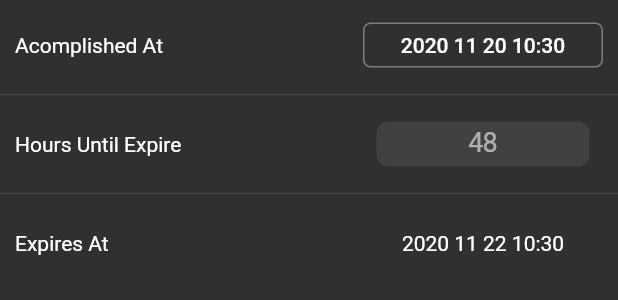
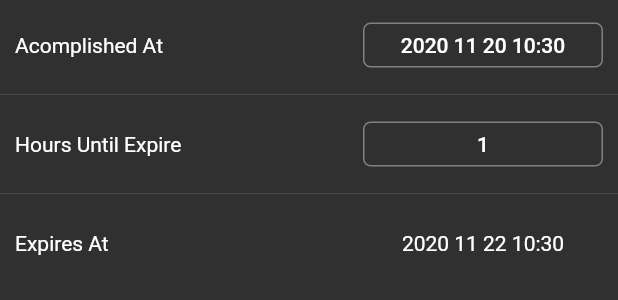
Before and after one commit to teaguestockwell/levels-v2-flutter, a Flutter app: the PreInsp widget shown alone on an empty page, opened directly, on a phone screen of 412 x 824 dp. Shown: the top 300 px of the screen. Run offline on Flutter 3.47's test engine with Material 2 defaults, Android fonts, the phone set to English and light mode, and no system bars; our stand-ins replace cloud_firestore, firebase_core, flutter_datetime_picker, flutter_linkify, flutter_phoenix, fluttertoast; accounts and stored records are empty.

Commit message:
preinspexpire refractor to use modal spinner

```diff
--- a/lib/Widgets/LogicWidgets/preinsp.dart
+++ b/lib/Widgets/LogicWidgets/preinsp.dart
@@ -1,4 +1,5 @@
 import 'package:five_level_one/Backend/cont.dart';
+import 'package:five_level_one/Backend/model.dart';
 import 'package:five_level_one/Widgets/UIWidgets/Input.dart';
 import 'package:five_level_one/Widgets/UIWidgets/Rows.dart';
 import 'package:flutter/cupertino.dart';
@@ -7,11 +8,13 @@ import 'package:flutter_datetime_picker/flutter_datetime_picker.dart';
 import 'package:intl/intl.dart';
 
 class PreInsp extends StatefulWidget {
+  CustomButtomSpinnerModalString buttonDurration;
   @override
   _PreInspState createState() => _PreInspState();
 }
 
 class _PreInspState extends State<PreInsp> {
+
   var f = DateFormat('yyyy MM dd HH:mm');
   var number = 48;
   var acompDate = DateTime.now().subtract(Duration(hours: 48));
@@ -20,6 +23,15 @@ class _PreInspState extends State<PreInsp> {
       .toString();
   var expireAt =
       DateFormat('yyyy MM dd HH:mm').format(DateTime.now()).toString();
+
+  initState(){
+    var stringList = List<String>();
+    for(int i=1;i<=48;i++){
+      stringList.add(i.toString());
+    }
+    this.widget.buttonDurration = CustomButtomSpinnerModalString(stringList,onPressed: lenChange,);
+    super.initState();
+  }
 
   timeChange(var date) {
     setState(() {
@@ -31,7 +43,7 @@ class _PreInspState extends State<PreInsp> {
     });
   }
 
-  lenChange(var n) {
+  lenChange(int n) {
     print(n);
     setState(() {
       number = 48 - n;
@@ -41,18 +53,7 @@ class _PreInspState extends State<PreInsp> {
     });
   }
 
-  get1to48() {
-    List<Widget> list = [];
-    for (int i = 48; i > 0; i--) {
-      list.add(Padding(
-          padding: EdgeInsets.fromLTRB(0, 3, 0, 0),
-          child: Text(
-            i.toString(),
-            style: TextStyle(color: Colors.white70, fontSize: 18),
-          )));
-    }
-    return list;
-  }
+
 
   @override
   Widget build(BuildContext context) {
@@ -85,18 +86,7 @@ class _PreInspState extends State<PreInsp> {
         Divider(),
         Row2(
             Text('Hours Until Expire'),
-            Row(children: <Widget>[
-              Padding(
-                  padding: EdgeInsets.all(0),
-                  child: Container(
-                      width: Const.pickerWidth,
-                      height: 30,
-                      child: CupertinoPicker(
-                        children: get1to48(),
-                        onSelectedItemChanged: lenChange,
-                        itemExtent: 30,
-                      )))
-            ])),
+            this.widget.buttonDurration),
         Divider(),
         Row2.padding(
           0, 0, 0, 5.0,
--- a/lib/Widgets/UIWidgets/Input.dart
+++ b/lib/Widgets/UIWidgets/Input.dart
@@ -87,6 +87,7 @@ class _CustomTextFieldTextMaxState extends State<CustomTextFieldTextMax> {
 }
 
 typedef void IntCallBack();
+typedef void IntCallBackIntPara(int i);
 
 class CustomButton extends StatelessWidget {
   final String text;
@@ -159,7 +160,8 @@ class CustomButtomSpinnerModalString extends StatefulWidget {
   int spinIdx;
   String selected;
   List<String> stringList;
-  CustomButtomSpinnerModalString(this.stringList,{this.spinIdx});
+  IntCallBackIntPara onPressed;
+  CustomButtomSpinnerModalString(this.stringList,{this.spinIdx,this.onPressed});
   @override
   _CustomButtomSpinnerModalStringState createState() => _CustomButtomSpinnerModalStringState();
 }
@@ -176,6 +178,7 @@ class _CustomButtomSpinnerModalStringState extends State<CustomButtomSpinnerModa
   void _spin(int newIdx){
     this.widget.spinIdx = newIdx;
     this.widget.selected = this.widget.stringList[newIdx];
+    this.widget.onPressed(newIdx);
     //rebuild to change button text
     setState((){});
   }
```
